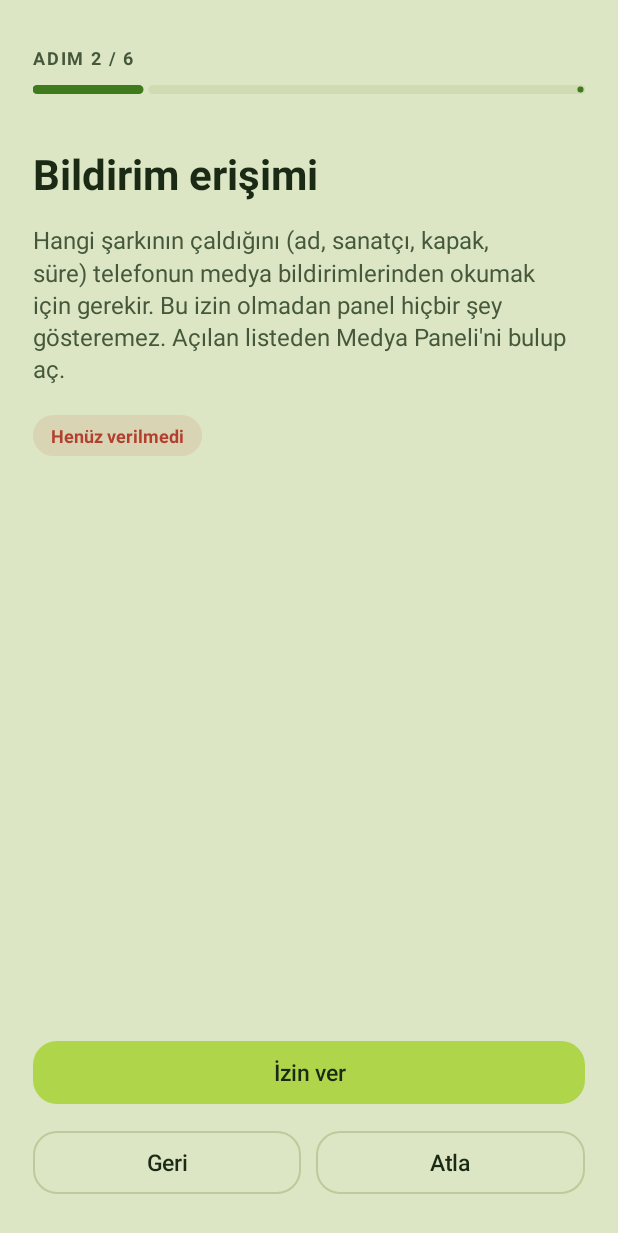
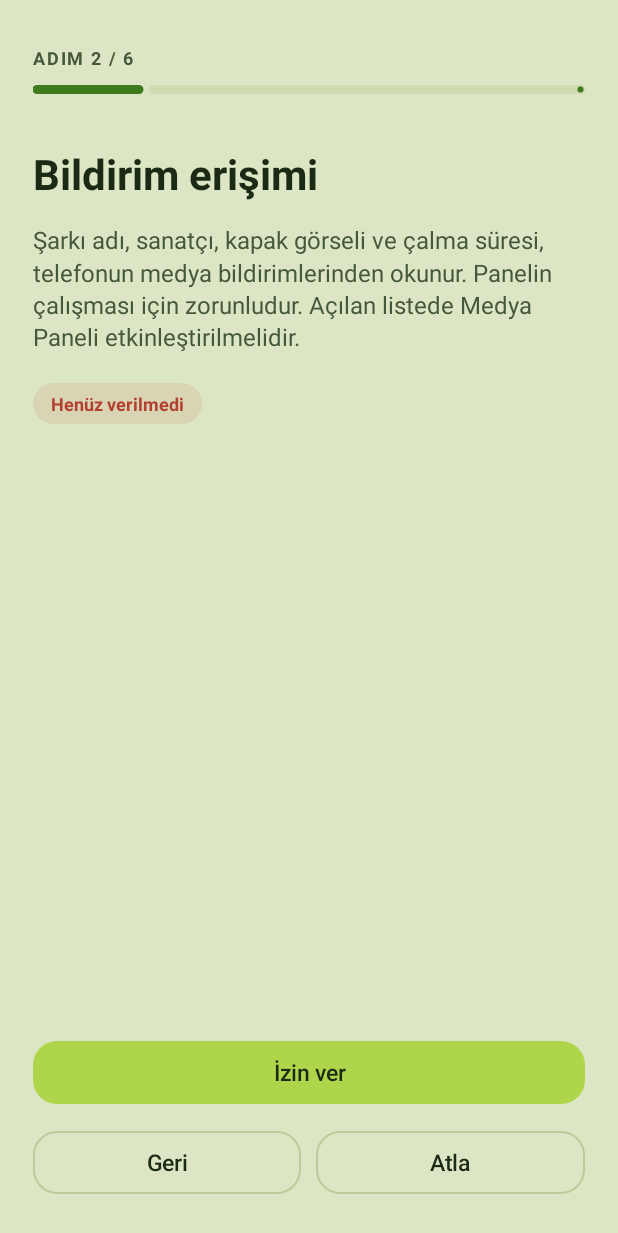
Before and after one commit to 1kullanci-2/Q1_bar, an Android app: the screen it shows after launch (SetupActivity), after a tap on "Başla", on a phone screen of 412 x 824 dp. Shown: the top 1233 px of the screen. Run offline under Robolectric (Android 15) with nearby library versions, the phone set to English and light mode, and no system bars; network calls fail.

Commit message:
Material stil kaldırıldı; tekrar/karıştır düğmeleri; canlı profil ve depo adresi; ince widget; ana ekran düzeni; kurumsal sihirbaz metni; açılışta güncelleme denetimi
Co-Authored-By: Claude Sonnet 5.5 <noreply@anthropic.com>
Claude-Session: https://claude.ai/code/session_01Li74n93Acudbg5WdA83EAz

```diff
--- a/app/src/main/java/com/glasspanel/media/Config.kt
+++ b/app/src/main/java/com/glasspanel/media/Config.kt
@@ -4,6 +4,9 @@ object Config {
     const val OWNER = "1kullanci-2"
     const val REPO = "Q1_bar"
 
+    /** Depo numarası: depo ya da sahibi yeniden adlandırılsa da değişmez */
+    const val REPO_ID = 1433442157L
+
     /** Kurulum sayacı Worker adresi (örn. https://medya-sayac.kullanici.workers.dev). Boşsa sayaç kapalıdır. */
     const val COUNTER_URL = ""
 }
--- /dev/null
+++ b/app/src/main/java/com/glasspanel/media/Controls.kt
@@ -0,0 +1,65 @@
+package com.glasspanel.media
+
+import android.content.Context
+import android.media.session.PlaybackState
+import android.widget.Toast
+
+/**
+ * Karıştır ve tekrar düğmeleri. Müzik uygulamasının paylaştığı özel eylemler gönderilir; uygulamalar mevcut modu
+ * dışarı bildirmediği için durum burada izlenir.
+ * Tekrar: 0 = kapalı, 1 = liste, 2 = tek şarkı (her dokunuşta sırayla ilerler).
+ */
+object Controls {
+    private val SHUFFLE_KEYS = listOf("shuffle", "karıştır", "karistir")
+    private val REPEAT_KEYS = listOf("repeat", "tekrar")
+
+    var repeat = 0
+        private set
+    var shuffle = false
+        private set
+    private var pkg: String? = null
+
+    /** Müzik uygulaması değişince izlenen durumu sıfırlar. */
+    fun sync() {
+        val p = MediaRepo.info?.packageName
+        if (p != pkg) {
+            pkg = p
+            repeat = 0
+            shuffle = false
+        }
+    }
+
+    fun findCustom(keys: List<String>): PlaybackState.CustomAction? {
+        val st = MediaRepo.controller?.playbackState ?: return null
+        for (a in st.customActions) {
+            val s = (a.action + " " + (a.name ?: "")).lowercase()
+            if (keys.any { s.contains(it) }) return a
+        }
+        return null
+    }
+
+    fun repeatSupported() = findCustom(REPEAT_KEYS) != null
+    fun shuffleSupported() = findCustom(SHUFFLE_KEYS) != null
+
+    fun tapRepeat(ctx: Context) {
+        sync()
+        val a = findCustom(REPEAT_KEYS)
+        if (a == null) {
+            Toast.makeText(ctx, "Bu uygulama tekrar düğmesini paylaşmıyor", Toast.LENGTH_SHORT).show()
+            return
+        }
+        MediaRepo.controller?.transportControls?.sendCustomAction(a, null)
+        repeat = (repeat + 1) % 3
+    }
+
+    fun tapShuffle(ctx: Context) {
+        sync()
+        val a = findCustom(SHUFFLE_KEYS)
+        if (a == null) {
+            Toast.makeText(ctx, "Bu uygulama karıştır düğmesini paylaşmıyor", Toast.LENGTH_SHORT).show()
+            return
+        }
+        MediaRepo.controller?.transportControls?.sendCustomAction(a, null)
+        shuffle = !shuffle
+    }
+}
--- a/app/src/main/java/com/glasspanel/media/MainActivity.kt
+++ b/app/src/main/java/com/glasspanel/media/MainActivity.kt
@@ -26,6 +26,7 @@ import java.io.File
 class MainActivity : AppCompatActivity() {
 
     private lateinit var banner: TextView
+    private lateinit var runPill: TextView
     private lateinit var notifStatus: TextView
     private lateinit var overlayStatus: TextView
     private lateinit var batteryStatus: TextView
@@ -56,7 +57,13 @@ class MainActivity : AppCompatActivity() {
         root.orientation = LinearLayout.VERTICAL
         root.setPadding(dpi(18f), dpi(28f), dpi(18f), dpi(36f))
 
-        root.addView(Ui.text(this, "Medya Paneli", 30f, bold = true))
+        val titleRow = LinearLayout(this)
+        titleRow.orientation = LinearLayout.HORIZONTAL
+        titleRow.gravity = Gravity.CENTER_VERTICAL
+        titleRow.addView(Ui.text(this, "Medya Paneli", 30f, bold = true), LinearLayout.LayoutParams(0, ViewGroup.LayoutParams.WRAP_CONTENT, 1f))
+        runPill = TextView(this)
+        titleRow.addView(runPill, LinearLayout.LayoutParams(ViewGroup.LayoutParams.WRAP_CONTENT, ViewGroup.LayoutParams.WRAP_CONTENT))
+        root.addView(titleRow)
         root.addView(
             Ui.soft(this, "Çalan müziği kilit ekranında ve ana ekranda şık bir panelle gösterir.", 14f),
             Ui.lp(this, 4f)
@@ -106,69 +113,11 @@ class MainActivity : AppCompatActivity() {
         root.addView(Ui.section(this, "ÖNİZLEME"), Ui.lp(this, 24f))
         root.addView(previewWrap, Ui.lp(this, 10f))
 
-        // ---- Kurulum ----
-        root.addView(Ui.section(this, "KURULUM"), Ui.lp(this, 26f))
-        val setup = Ui.card(this, root, 8f)
-        notifStatus = TextView(this)
-        overlayStatus = TextView(this)
-        batteryStatus = TextView(this)
-        setup.addView(
-            Ui.row(this, "Bildirim erişimi", "Şarkı, kapak ve süreyi okumak için gerekli", notifStatus) {
-                Perms.openNotificationAccess(this)
-            }
-        )
-        setup.addView(Ui.divider(this))
-        setup.addView(
-            Ui.row(this, "Diğer uygulamaların üstünde göster", "Panelin kilit ekranında kendiliğinden açılması için", overlayStatus) {
-                Perms.openOverlay(this)
-            }
-        )
-        setup.addView(Ui.divider(this))
-        setup.addView(
-            Ui.row(this, "Pil kısıtlaması yok", "Telefon uygulamayı arka planda kapatmasın. Huawei: Ayarlar > Pil > Uygulama başlatma > Medya Paneli > Otomatik yönet kapalı; Otomatik başlat, İkincil başlat, Arka planda çalış açık", batteryStatus) {
-                Perms.openBattery(this)
-            }
-        )
-        setup.addView(Ui.divider(this))
-        setup.addView(
-            Ui.row(this, "Kurulum sihirbazı", "İzinleri adım adım yeniden gözden geçir", null) {
-                startActivity(Intent(this, SetupActivity::class.java))
-            }
-        )
-
         // ---- Kilit ekranı ----
         root.addView(Ui.section(this, "KİLİT EKRANI"), Ui.lp(this, 24f))
         val lock = Ui.card(this, root, 8f)
         lock.addView(switchRow("Müzik çalınca paneli otomatik aç", Prefs.lockPanel(this)) { Prefs.setLockPanel(this, it) })
         lock.addView(switchRow("Sadece müzik çalarken göster", Prefs.onlyWhilePlaying(this)) { Prefs.setOnlyWhilePlaying(this, it) })
-        lock.addView(Ui.text(this, "Panel stili", 15f, bold = true), Ui.lp(this, 14f))
-        val styleGroup = RadioGroup(this)
-        styleGroup.orientation = RadioGroup.VERTICAL
-        val styleNames = listOf("Kapak odaklı (bulanık kapak, cam görünüm)", "Material (düz tonal yüzey, yuvarlak düğmeler)")
-        val styleRadios = ArrayList<RadioButton>()
-        for (n in styleNames) {
-            val r = MaterialRadioButton(this)
-            r.id = View.generateViewId()
-            r.text = n
-            r.setTextColor(getColor(R.color.ink))
-            r.textSize = 15f
-            styleGroup.addView(r)
-            styleRadios.add(r)
-        }
-        styleGroup.check(styleRadios[Prefs.panelStyle(this).coerceIn(0, 1)].id)
-        styleGroup.setOnCheckedChangeListener { _, id ->
-            val idx = styleRadios.indexOfFirst { it.id == id }
-            if (idx >= 0) {
-                Prefs.setPanelStyle(this, idx)
-                panel.render()
-            }
-        }
-        lock.addView(styleGroup, Ui.lp(this, 2f))
-
-        lock.addView(Ui.outlined(this, "Paneli şimdi aç (deneme)") {
-            startActivity(Intent(this, LockPanelActivity::class.java))
-        }, Ui.lp(this, 12f))
-
         // ---- Saat ----
         root.addView(Ui.section(this, "SAAT"), Ui.lp(this, 24f))
         val clock = Ui.card(this, root, 8f)
@@ -256,11 +205,41 @@ class MainActivity : AppCompatActivity() {
             Ui.soft(
                 this,
                 "Ana ekranda boş bir yere uzun bas, Widget'lar'dan Medya Paneli'ni seç. " +
-                    "Kapaktan renk alan ince bir çubuk gelir: kapak, şarkı, sanatçı, süre çubuğu, " +
-                    "karıştır / tekrar ve önceki / oynat-durdur / sonraki. Dokununca çalan müzik uygulaması açılır. " +
-                    "Karıştır ve tekrar, müzik uygulaması bu düğmeleri paylaşıyorsa çalışır; paylaşmıyorsa soluk görünür."
+                    "Tek satırlık ince widget: kapak, şarkı, sanatçı, süre çubuğu ve önceki / oynat-durdur / sonraki. " +
+                    "Widget yana doğru genişletilince karıştır ve tekrar düğmeleri de görünür. " +
+                    "Dokununca çalan müzik uygulaması açılır."
             ),
             Ui.lp(this, 4f)
+        )
+
+        // ---- Kurulum ----
+        root.addView(Ui.section(this, "KURULUM"), Ui.lp(this, 26f))
+        val setup = Ui.card(this, root, 8f)
+        notifStatus = TextView(this)
+        overlayStatus = TextView(this)
+        batteryStatus = TextView(this)
+        setup.addView(
+            Ui.row(this, "Bildirim erişimi", "Şarkı, kapak ve süreyi okumak için gerekli", notifStatus) {
+                Perms.openNotificationAccess(this)
+            }
+        )
+        setup.addView(Ui.divider(this))
+        setup.addView(
+            Ui.row(this, "Diğer uygulamaların üstünde göster", "Panelin kilit ekranında kendiliğinden açılması için", overlayStatus) {
+                Perms.openOverlay(this)
+            }
+        )
+        setup.addView(Ui.divider(this))
+        setup.addView(
+            Ui.row(this, "Pil kısıtlaması yok", "Telefon uygulamayı arka planda kapatmasın. Huawei: Ayarlar > Pil > Uygulama başlatma > Medya Paneli > Otomatik yönet kapalı; Otomatik başlat, İkincil başlat, Arka planda çalış açık", batteryStatus) {
+                Perms.openBattery(this)
+            }
+        )
+        setup.addView(Ui.divider(this))
+        setup.addView(
+            Ui.row(this, "Kurulum sihirbazı", "İzinleri adım adım yeniden gözden geçir", null) {
+                startActivity(Intent(this, SetupActivity::class.java))
+            }
         )
 
         val scroll = ScrollView(this)
@@ -270,10 +249,9 @@ class MainActivity : AppCompatActivity() {
 
         applyClockPreview()
 
-        // açılışta (en fazla 6 saatte bir) sessizce güncelleme bak
-        if (System.currentTimeMillis() - Prefs.lastUpdateCheck(this) > 6 * 3600 * 1000L) {
+        // her açılışta güncelleme denetimi ve profil/depo adresi yoklaması
         checkUpdate(manual = false)
-        }
+        Net.async({ Profile.refresh(applicationContext) }) { }
     }
 
     private fun switchRow(label: String, checked: Boolean, onChange: (Boolean) -> Unit): MaterialSwitch {
@@ -376,18 +354,20 @@ class MainActivity : AppCompatActivity() {
         if (!notifOn) missing.add("bildirim erişimi")
         if (!overlayOn) missing.add("üstünde göster izni")
         val ok = missing.isEmpty()
-        banner.text = if (ok) {
-            "Hazır ✓  Müzik çalınca panel kilit ekranında açılır."
+        Ui.setPill(runPill, ok, "Çalışıyor", "Kurulum eksik")
+        if (ok) {
+            banner.visibility = View.GONE
         } else {
-            "Eksik: " + missing.joinToString(", ")
-        }
-        val tint = getColor(if (ok) R.color.green_ok else R.color.amber)
+            banner.visibility = View.VISIBLE
+            banner.text = "Eksik izin: " + missing.joinToString(", ") + ". Aşağıdaki Kurulum bölümünden verilebilir."
+            val tint = getColor(R.color.amber)
             banner.setTextColor(tint)
             val bg = GradientDrawable()
             bg.cornerRadius = dpf(18f)
             bg.setColor(com.glasspanel.media.withAlpha(tint, 30))
             bg.setStroke(dpi(1f), com.glasspanel.media.withAlpha(tint, 90))
             banner.background = bg
+        }
 
         if (notifOn) {
             // dinleyiciyi ve arka plan servisini canlandır
--- a/app/src/main/java/com/glasspanel/media/PanelView.kt
+++ b/app/src/main/java/com/glasspanel/media/PanelView.kt
@@ -28,8 +28,7 @@ import android.widget.TextView
 /** Kapaktan renk alan, arkasında kapağın bulanık hâli olan yuvarlak köşeli kart. */
 internal class CoverCard(context: Context) : FrameLayout(context) {
 
-    private var radius = context.dpf(28f)
-    private var material = false
+    private val radius = context.dpf(28f)
     private val rect = RectF()
     private val src = Rect()
     private var baseColor = CoverPalette.DEFAULT_BASE
@@ -59,22 +58,6 @@ internal class CoverCard(context: Context) : FrameLayout(context) {
         clipToOutline = true
     }
 
-    fun setMaterial(on: Boolean) {
-        material = on
-        radius = context.dpf(if (on) 32f else 28f)
-        invalidateOutline()
-        invalidate()
-    }
-
-    private fun tonal(c: Int): Int {
-        val t = 0.12f
-        return Color.rgb(
-            (Color.red(c) * (1 - t) + 255 * t).toInt(),
-            (Color.green(c) * (1 - t) + 255 * t).toInt(),
-            (Color.blue(c) * (1 - t) + 255 * t).toInt()
-        )
-    }
-
     fun setLook(base: Int, bmp: Bitmap?) {
         baseColor = base
         backdrop = bmp
@@ -102,13 +85,6 @@ internal class CoverCard(context: Context) : FrameLayout(context) {
         val w = width.toFloat()
         val h = height.toFloat()
         rect.set(0f, 0f, w, h)
-
-        if (material) {
-            // Material: düz, tonal yüzey; bulanık kapak, gradyan ve çerçeve yok
-            basePaint.color = tonal(baseColor)
-            canvas.drawRoundRect(rect, radius, radius, basePaint)
-            return
-        }
 
         basePaint.color = baseColor
         canvas.drawRoundRect(rect, radius, radius, basePaint)
@@ -171,14 +147,14 @@ class PanelView(context: Context) : LinearLayout(context) {
     private val btnPrev = ImageButton(context)
     private val btnPlay = ImageButton(context)
     private val btnNext = ImageButton(context)
+    private val btnShuffle = ImageButton(context)
+    private val btnRepeat = ImageButton(context)
 
     private var lastArt: Bitmap? = null
     private var backdrop: Bitmap? = null
     private var baseColor = CoverPalette.DEFAULT_BASE
     private var accentColor = CoverPalette.DEFAULT_ACCENT
     private var ratio = 1f
-    private var materialOn = false
-    private var artRadius = context.dpf(22f)
 
     private val playBg = GradientDrawable().apply {
         shape = GradientDrawable.OVAL
@@ -238,7 +214,7 @@ class PanelView(context: Context) : LinearLayout(context) {
         art.scaleType = ImageView.ScaleType.CENTER_CROP
         art.outlineProvider = object : ViewOutlineProvider() {
             override fun getOutline(view: View, outline: Outline) {
-                outline.setRoundRect(0, 0, view.width, view.height, artRadius)
+                outline.setRoundRect(0, 0, view.width, view.height, context.dpf(22f))
             }
         }
         art.clipToOutline = true
@@ -353,22 +329,33 @@ class PanelView(context: Context) : LinearLayout(context) {
         val btnRow = LinearLayout(context)
         btnRow.orientation = LinearLayout.HORIZONTAL
         btnRow.gravity = Gravity.CENTER
+        styleButton(btnShuffle, R.drawable.ic_shuffle, 10f)
+        styleButton(btnRepeat, R.drawable.ic_repeat, 10f)
         styleButton(btnPrev, R.drawable.ic_prev, 11f)
         styleButton(btnPlay, R.drawable.ic_play, 14f)
         styleButton(btnNext, R.drawable.ic_next, 11f)
         btnPlay.background = playBg
         btnPlay.setColorFilter(0xFF10131C.toInt())
-        val side = context.dpi(48f)
+        val side = context.dpi(46f)
+        val small = context.dpi(40f)
         val mid = context.dpi(60f)
-        btnRow.addView(btnPrev, LinearLayout.LayoutParams(side, side))
+        btnRow.addView(btnShuffle, LinearLayout.LayoutParams(small, small))
+        btnRow.addView(
+            btnPrev,
+            LinearLayout.LayoutParams(side, side).apply { leftMargin = context.dpi(10f) }
+        )
         btnRow.addView(
             btnPlay,
             LinearLayout.LayoutParams(mid, mid).apply {
-                leftMargin = context.dpi(24f)
-                rightMargin = context.dpi(24f)
+                leftMargin = context.dpi(12f)
+                rightMargin = context.dpi(12f)
             }
         )
-        btnRow.addView(btnNext, LinearLayout.LayoutParams(side, side))
+        btnRow.addView(
+            btnNext,
+            LinearLayout.LayoutParams(side, side).apply { rightMargin = context.dpi(10f) }
+        )
+        btnRow.addView(btnRepeat, LinearLayout.LayoutParams(small, small))
         bottomContent.addView(
             btnRow,
             LinearLayout.LayoutParams(ViewGroup.LayoutParams.MATCH_PARENT, ViewGroup.LayoutParams.WRAP_CONTENT).apply {
@@ -386,6 +373,14 @@ class PanelView(context: Context) : LinearLayout(context) {
                 MediaRepo.controller?.transportControls?.seekTo((f * i.durationMs).toLong())
             }
         }
+        btnShuffle.setOnClickListener {
+            Controls.tapShuffle(context)
+            updateToggles()
+        }
+        btnRepeat.setOnClickListener {
+            Controls.tapRepeat(context)
+            updateToggles()
+        }
         btnPrev.setOnClickListener { MediaRepo.controller?.transportControls?.skipToPrevious() }
         btnNext.setOnClickListener { MediaRepo.controller?.transportControls?.skipToNext() }
         btnPlay.setOnClickListener {
@@ -397,6 +392,15 @@ class PanelView(context: Context) : LinearLayout(context) {
             bottomContent,
             FrameLayout.LayoutParams(ViewGroup.LayoutParams.MATCH_PARENT, ViewGroup.LayoutParams.WRAP_CONTENT)
         )
+    }
+
+    /** Karıştır / tekrar durumu: kapalıyken soluk, açıkken vurgu renginde; tek şarkı tekrarında simgenin ortasında "1". */
+    private fun updateToggles() {
+        Controls.sync()
+        val off = Color.argb(110, 255, 255, 255)
+        btnShuffle.setColorFilter(if (Controls.shuffle) accentColor else off)
+        btnRepeat.setImageResource(if (Controls.repeat == 2) R.drawable.ic_repeat_one else R.drawable.ic_repeat)
+        btnRepeat.setColorFilter(if (Controls.repeat == 0) off else accentColor)
     }
 
     private fun styleButton(b: ImageButton, res: Int, padDp: Float) {
@@ -462,48 +466,14 @@ class PanelView(context: Context) : LinearLayout(context) {
         }
     }
 
-    /** Panel stilini (kapak odaklı / Material) uygular. */
-    private fun applyStyle(on: Boolean) {
-        materialOn = on
-        cardTop.setMaterial(on)
-        cardBottom.setMaterial(on)
-        artRadius = context.dpf(if (on) 26f else 22f)
-        art.invalidateOutline()
-
-        val chipBg = GradientDrawable()
-        if (on) {
-            chipBg.cornerRadius = context.dpf(50f)
-            chipBg.setColor(withAlpha(accentColor, 52))
-        } else {
-            chipBg.cornerRadius = context.dpf(12f)
-            chipBg.setColor(Color.argb(55, 255, 255, 255))
-            chipBg.setStroke(context.dpi(1f), Color.argb(60, 255, 255, 255))
-        }
-        appChip.background = chipBg
-
-        playBg.shape = if (on) GradientDrawable.RECTANGLE else GradientDrawable.OVAL
-        playBg.cornerRadius = context.dpf(22f)
-
-        for (b in listOf(btnPrev, btnNext)) {
-            if (on) {
-                val g = GradientDrawable()
-                g.shape = GradientDrawable.OVAL
-                g.setColor(withAlpha(accentColor, 46))
-                b.background = g
-            } else {
-                b.setBackgroundColor(Color.TRANSPARENT)
-            }
-        }
-    }
-
     private fun applyPalette(b: Bitmap?) {
         baseColor = CoverPalette.base(b)
         accentColor = CoverPalette.accent(b)
         seek.accent = accentColor
         playBg.setColor(accentColor)
+        updateToggles()
         cardTop.setLook(baseColor, backdrop)
         cardBottom.setLook(baseColor, backdrop)
-        if (materialOn) applyStyle(true)
         onPalette?.invoke(accentColor)
     }
 
@@ -516,11 +486,6 @@ class PanelView(context: Context) : LinearLayout(context) {
     }
 
     fun render() {
-        val wantMaterial = Prefs.panelStyle(context) == 1
-        if (wantMaterial != materialOn) {
-            applyStyle(wantMaterial)
-            requestLayout()
-        }
         val i = MediaRepo.info
         if (i == null) {
             appChip.text = "Medya Paneli"
@@ -568,6 +533,7 @@ class PanelView(context: Context) : LinearLayout(context) {
         }
 
         btnPlay.setImageResource(if (i.isPlaying) R.drawable.ic_pause else R.drawable.ic_play)
+        updateToggles()
         tick()
     }
 
--- a/app/src/main/java/com/glasspanel/media/Prefs.kt
+++ b/app/src/main/java/com/glasspanel/media/Prefs.kt
@@ -26,10 +26,6 @@ object Prefs {
     fun clock24(c: Context): Boolean = sp(c).getBoolean("clock_24", true)
     fun setClock24(c: Context, v: Boolean) = sp(c).edit().putBoolean("clock_24", v).apply()
 
-    /** 0 = kapak odaklı, 1 = Material */
-    fun panelStyle(c: Context): Int = sp(c).getInt("panel_style", 0)
-    fun setPanelStyle(c: Context, v: Int) = sp(c).edit().putInt("panel_style", v).apply()
-
     fun setupDone(c: Context): Boolean = sp(c).getBoolean("setup_done", false)
     fun setSetupDone(c: Context, v: Boolean) = sp(c).edit().putBoolean("setup_done", v).apply()
 
--- a/app/src/main/java/com/glasspanel/media/SetupActivity.kt
+++ b/app/src/main/java/com/glasspanel/media/SetupActivity.kt
@@ -40,25 +40,25 @@ class SetupActivity : AppCompatActivity() {
         val list = ArrayList<Step>()
         list.add(
             Step(
-                "Hoş geldin",
-                "Medya Paneli, çalan müziği kilit ekranında ve ana ekranda gösterir. " +
-                    "Çalışması için birkaç izne ihtiyacı var. Şimdi sırayla, her birinin ne işe yaradığını anlatıp ilgili ayar ekranını açacağım.",
+                "Hoş geldiniz",
+                "Medya Paneli, çalan müziğin bilgilerini kilit ekranında ve ana ekranda gösterir. " +
+                    "Bu işlevler için aşağıdaki izinler gereklidir. Her adımda iznin ne amaçla kullanıldığı açıklanır.",
                 null, null, null
             )
         )
         list.add(
             Step(
                 "Bildirim erişimi",
-                "Hangi şarkının çaldığını (ad, sanatçı, kapak, süre) telefonun medya bildirimlerinden okumak için gerekir. " +
-                    "Bu izin olmadan panel hiçbir şey gösteremez. Açılan listeden Medya Paneli'ni bulup aç.",
+                "Şarkı adı, sanatçı, kapak görseli ve çalma süresi, telefonun medya bildirimlerinden okunur. " +
+                    "Panelin çalışması için zorunludur. Açılan listede Medya Paneli etkinleştirilmelidir.",
                 "İzin ver", { Perms.notificationAccess(this) }, { Perms.openNotificationAccess(this) }
             )
         )
         list.add(
             Step(
                 "Diğer uygulamaların üstünde göster",
-                "Müzik başlayınca panelin kilit ekranında kendiliğinden açılabilmesi için gerekir. " +
-                    "Kapalıysa panel yalnızca bildirim olarak çıkar. Açılan ekranda Medya Paneli'ni aç.",
+                "Müzik başladığında panelin kilit ekranında otomatik olarak açılmasını sağlar. " +
+                    "İzin verilmezse panel yalnızca bildirim olarak görüntülenir.",
                 "İzin ver", { Perms.overlay(this) }, { Perms.openOverlay(this) }
             )
         )
@@ -66,7 +66,7 @@ class SetupActivity : AppCompatActivity() {
             list.add(
                 Step(
                     "Bildirim gönderme",
-                    "Uygulamanın arka planda hazır kalırken küçük bir sessiz bildirim göstermesi için gerekir.",
+                    "Uygulamanın arka planda çalışır durumda kalmasını sağlayan sessiz bildirimin gösterilmesi için gereklidir.",
                     "İzin ver", { Perms.postNotifications(this) },
                     { requestPermissions(arrayOf(Manifest.permission.POST_NOTIFICATIONS), 7) }
                 )
@@ -75,17 +75,18 @@ class SetupActivity : AppCompatActivity() {
         list.add(
             Step(
                 "Pil kısıtlaması",
-                "Telefon pil tasarrufu için uygulamayı arka planda kapatırsa panel kilit ekranında açılmaz. " +
-                    "Açılan pencerede \"İzin ver\" de; liste açılırsa Medya Paneli için kısıtlamayı kaldır. " +
-                    "Huawei kullanıyorsan ayrıca: Ayarlar > Pil > Uygulama başlatma > Medya Paneli > Otomatik yönet'i kapat; Otomatik başlat, İkincil başlat ve Arka planda çalış'ı aç.",
+                "Pil tasarrufu ayarları uygulamayı arka planda kapatabilir; bu durumda panel kilit ekranında açılmaz. " +
+                    "Bu nedenle uygulama için pil kısıtlaması kaldırılmalıdır.\n\n" +
+                    "Huawei cihazlarda ayrıca: Ayarlar > Pil > Uygulama başlatma > Medya Paneli bölümünde “Otomatik yönet” kapatılarak " +
+                    "Otomatik başlat, İkincil başlat ve Arka planda çalış seçenekleri açılmalıdır.",
                 "İzin ver", { Perms.battery(this) }, { Perms.openBattery(this) }
             )
         )
         list.add(
             Step(
-                "Hazırsın",
-                "Müzik çal, ekranı kapatıp tekrar aç: panel kilit ekranında belirir. " +
-                    "Saat yazı tipi, boyut ve diğer ayarları ana ekrandan değiştirebilirsin. Bu sihirbazı istediğin zaman ana ekrandan yeniden çalıştırabilirsin.",
+                "Kurulum tamamlandı",
+                "Müzik çalarken ekran kapatılıp açıldığında panel kilit ekranında görüntülenir. " +
+                    "Saat, yazı tipi ve diğer ayarlar ana ekrandan değiştirilebilir; bu sihirbaz da ana ekrandan yeniden çalıştırılabilir.",
                 null, null, null
             )
         )
--- a/app/src/main/java/com/glasspanel/media/Updater.kt
+++ b/app/src/main/java/com/glasspanel/media/Updater.kt
@@ -15,7 +15,7 @@ object Updater {
 
     /** Yeni sürüm varsa Release, yoksa null döner. Hata olursa exception fırlatır. */
     fun check(): Release? {
-        val json = JSONObject(Net.getText("https://api.github.com/repos/${Config.OWNER}/${Config.REPO}/releases/latest"))
+        val json = JSONObject(Net.getText("https://api.github.com/repositories/${Config.REPO_ID}/releases/latest"))
         val tag = json.optString("tag_name")
         val code = tag.filter { it.isDigit() }.toIntOrNull() ?: return null
         val assets = json.optJSONArray("assets") ?: return null
--- /dev/null
+++ b/app/src/main/res/drawable/ic_repeat_one.xml
@@ -0,0 +1,12 @@
+<vector xmlns:android="http://schemas.android.com/apk/res/android"
+    android:width="24dp"
+    android:height="24dp"
+    android:viewportWidth="24"
+    android:viewportHeight="24">
+    <path
+        android:fillColor="#FFFFFF"
+        android:pathData="M7,7h10v3l4,-4 -4,-4v3L5,5v6h2L7,7zM17,17L7,17v-3l-4,4 4,4v-3h12v-6h-2v4z" />
+    <path
+        android:fillColor="#FFFFFF"
+        android:pathData="M13,15h-1.4v-4.1l-1.3,0.5v-1.2l2,-0.8H13z" />
+</vector>
```
Also changed, not shown: app/src/main/java/com/glasspanel/media/AboutActivity.kt (+24 -24 lines), app/src/main/java/com/glasspanel/media/MediaWidgetProvider.kt (+22 -28 lines), app/src/main/java/com/glasspanel/media/Profile.kt (added, +54 -0 lines), app/src/main/res/layout/widget_media.xml (+37 -51 lines), app/src/main/res/xml/media_widget_info.xml (+6 -4 lines). Lines whose indentation alone changed are shown as unchanged.
